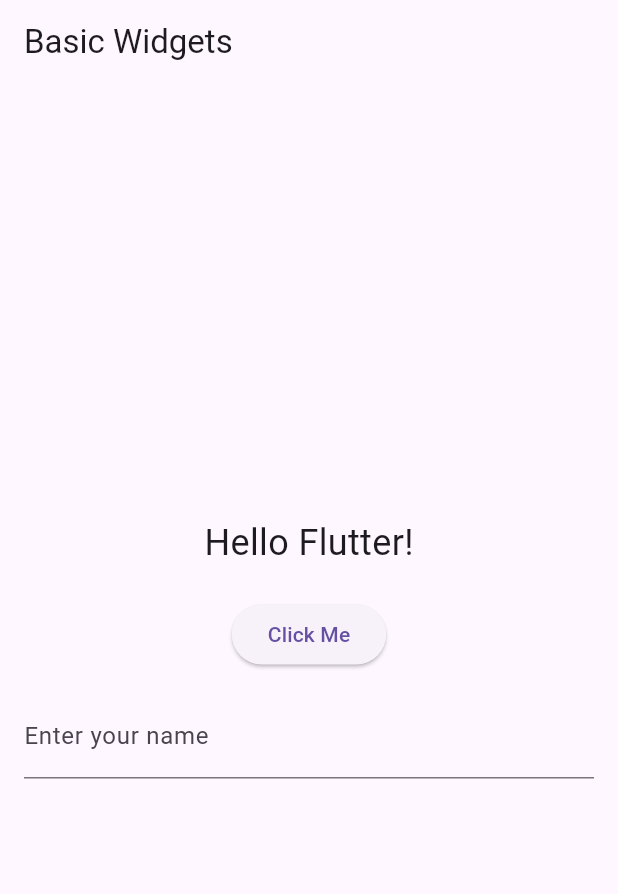
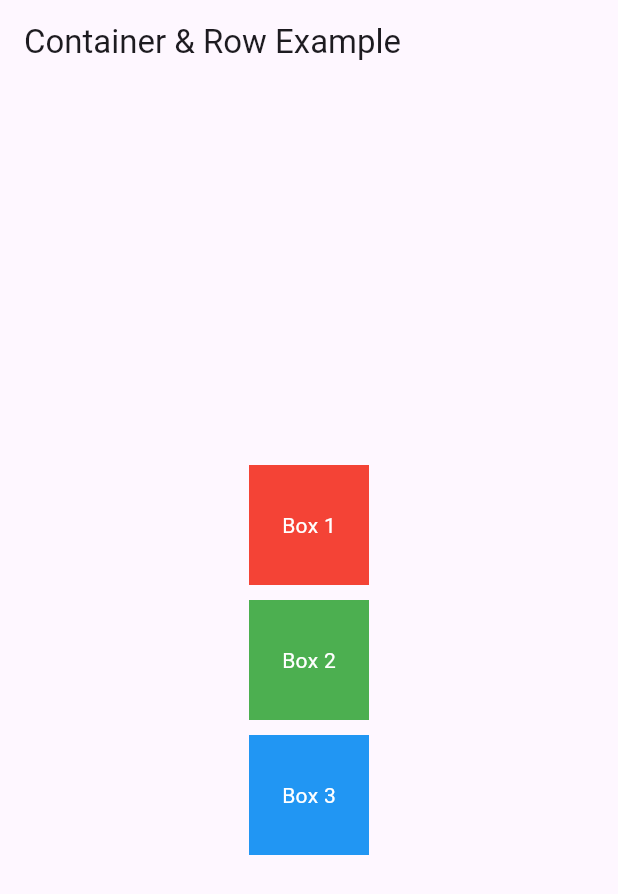
Before and after one commit to sahebbali/Flutter, a Flutter app: the screen it shows after launch, on a phone screen of 412 x 824 dp. Shown: the top 894 px of the screen. Run offline on Flutter 3.47's test engine with Material 3 defaults, Android fonts, the phone set to English and light mode, and no system bars.

Commit message:
add container , row, colmun

```diff
--- a/lib/main.dart
+++ b/lib/main.dart
@@ -6,20 +6,38 @@ class MyApp extends StatelessWidget {
   @override
   Widget build(BuildContext context) {
     return MaterialApp(
-      debugShowCheckedModeBanner: false, // 👈 Add this line
+      debugShowCheckedModeBanner: false,
       home: Scaffold(
-        appBar: AppBar(title: Text('Basic Widgets')),
+        appBar: AppBar(title: Text('Container & Row Example')),
         body: Center(
           child: Column(
-            mainAxisAlignment: MainAxisAlignment.center,
+            mainAxisAlignment:
+                MainAxisAlignment.center, // Align items in center horizontally
             children: [
-              Text('Hello Flutter!', style: TextStyle(fontSize: 24)),
-              SizedBox(height: 20),
-              ElevatedButton(onPressed: () {}, child: Text('Click Me')),
-              Padding(
-                padding: EdgeInsets.all(16),
-                child: TextField(
-                  decoration: InputDecoration(labelText: 'Enter your name'),
+              Container(
+                width: 80,
+                height: 80,
+                color: Colors.red,
+                child: Center(
+                  child: Text('Box 1', style: TextStyle(color: Colors.white)),
+                ),
+              ),
+              SizedBox(width: 10, height: 10), // space between boxes
+              Container(
+                width: 80,
+                height: 80,
+                color: Colors.green,
+                child: Center(
+                  child: Text('Box 2', style: TextStyle(color: Colors.white)),
+                ),
+              ),
+              SizedBox(width: 10, height: 10),
+              Container(
+                width: 80,
+                height: 80,
+                color: Colors.blue,
+                child: Center(
+                  child: Text('Box 3', style: TextStyle(color: Colors.white)),
                 ),
               ),
             ],
```
